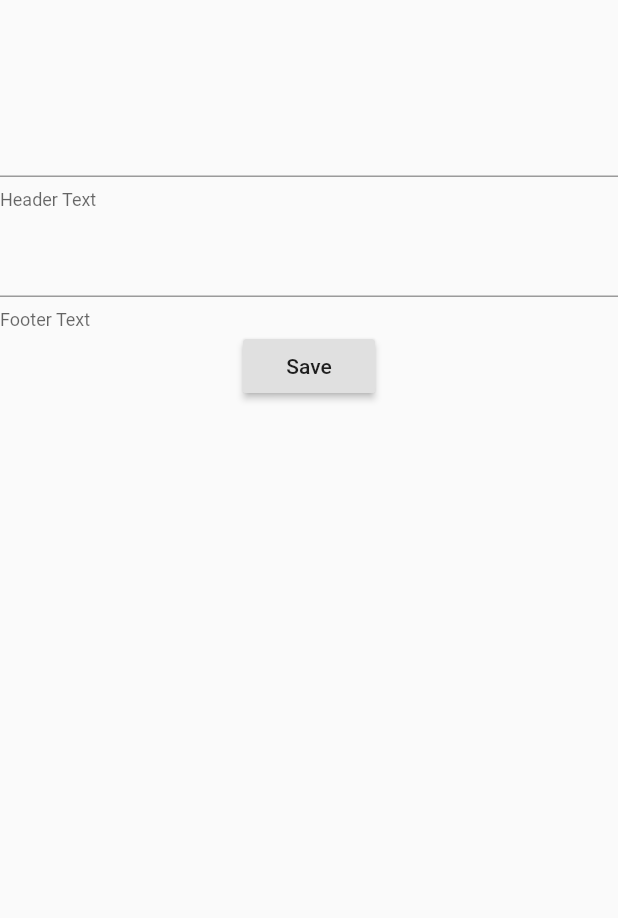
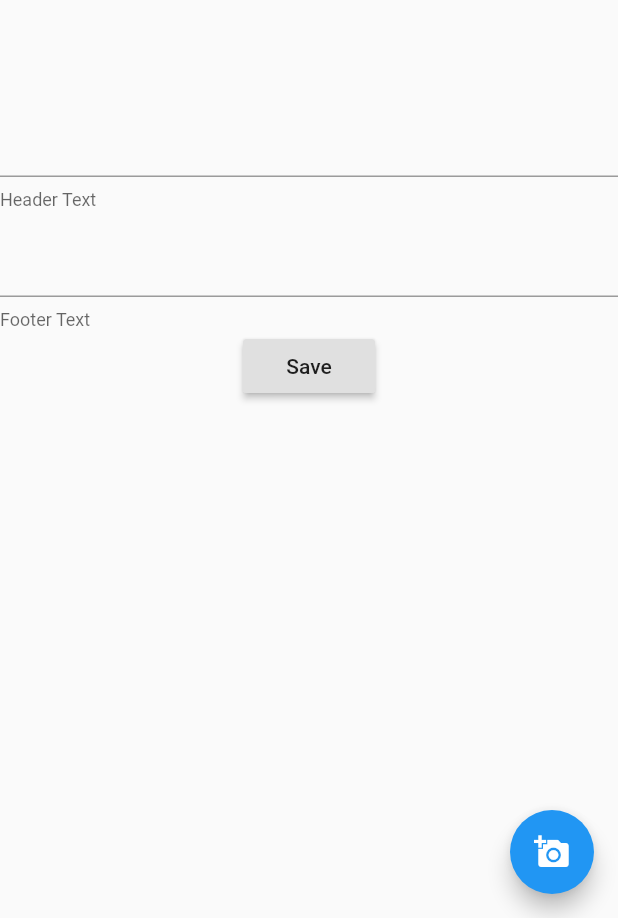
Before and after one commit to DaminduSandaruwan/MemeGenerator, a Flutter app: the screen it shows after launch, on a phone screen of 412 x 824 dp, the part 318-1236 px from its top. Run offline on Flutter 3.47's test engine with Material 2 defaults, Android fonts, the phone set to English and light mode, and no system bars; our stand-ins replace image_gallery_saver, image_picker, permission_handler.

Commit message:
Add floating button for get image

```diff
--- a/lib/main.dart
+++ b/lib/main.dart
@@ -154,10 +154,15 @@ class _HomePageState extends State<HomePage> {
               ],
             )
             : Container(
-
             ),
           ],
         ),
+      ),
+      floatingActionButton: FloatingActionButton(
+        child: Icon(Icons.add_a_photo),
+        onPressed: (){
+          getImage();
+        },
       ),
     );
   }
```
